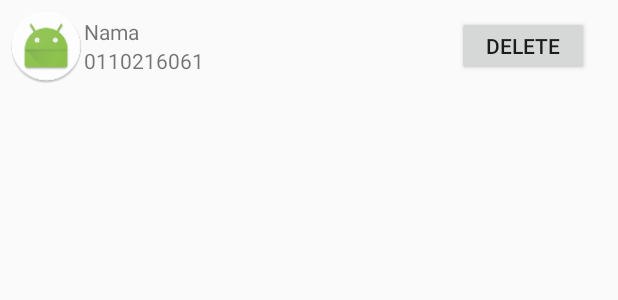
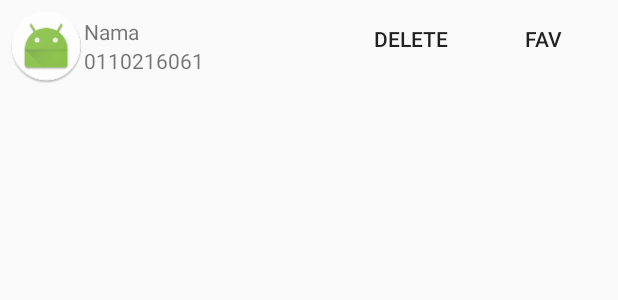
Before and after one commit to yukhijrah/umair_retrofit, an Android app: the layout item_mahasiswa.xml on its own in the app's theme, with its tools: preview values and no code run, on a phone screen of 412 x 824 dp. Shown: the top 300 px of the screen. Run offline under Robolectric (Android 15) with nearby library versions, the phone set to English and light mode, and no system bars.

Commit message:
sudah bisa add favorite

```diff
--- a/app/build.gradle
+++ b/app/build.gradle
@@ -30,8 +30,8 @@ dependencies {
     compile 'com.squareup.retrofit2:converter-gson:2.5.0'
     compile 'com.android.support.constraint:constraint-layout:1.0.2'
     compile 'com.android.support:design:26.+'
-    testCompile 'junit:junit:4.12'
     compile 'com.squareup.okhttp3:logging-interceptor:3.11.0'
     compile 'android.arch.persistence.room:runtime:1.1.1'
+    testCompile 'junit:junit:4.12'
     annotationProcessor 'android.arch.persistence.room:compiler:1.1.1'
 }
--- a/app/src/main/java/decloudius/app/portalti16/entity/Mahasiswa.java
+++ b/app/src/main/java/decloudius/app/portalti16/entity/Mahasiswa.java
@@ -30,6 +30,9 @@ public class Mahasiswa implements Serializable{
         return nim;
     }
 
+    public void setId(int id) {
+        this.id = id;
+    }
     public void setName(String name) {
         this.name = name;
     }
--- a/app/src/main/java/decloudius/app/portalti16/holder/MahasiswaHolder.java
+++ b/app/src/main/java/decloudius/app/portalti16/holder/MahasiswaHolder.java
@@ -17,12 +17,14 @@ public class MahasiswaHolder extends RecyclerView.ViewHolder {
     public TextView txtNama;
     public TextView txtNim;
     public Button btnDelete;
+    public Button btnFav;
 
     public MahasiswaHolder(View itemView){
         super(itemView);
         txtNama = (TextView) itemView.findViewById(R.id.txt_nama);
         txtNim = (TextView) itemView.findViewById(R.id.txt_nim);
         btnDelete = (Button) itemView.findViewById(R.id.btn_delete);
+        btnFav = (Button) itemView.findViewById(R.id.btn_fav);
 
     }
 }
--- a/app/src/main/res/layout/item_mahasiswa.xml
+++ b/app/src/main/res/layout/item_mahasiswa.xml
@@ -36,13 +36,29 @@
 
 
 </LinearLayout>
+
+<LinearLayout
+    android:layout_alignParentEnd="true"
+    android:layout_width="match_parent"
+    android:layout_height="wrap_content"
+    android:gravity="end"
+    android:orientation="horizontal">
+
     <Button
         android:id="@+id/btn_delete"
         android:layout_width="wrap_content"
         android:layout_height="40dp"
         android:text="Delete"
-            android:layout_centerVertical="true"
-            android:layout_alignParentEnd="true"
-            android:layout_marginEnd="13dp" />
+        android:background="@null"/>
+
+    <Button
+        android:id="@+id/btn_fav"
+        android:layout_width="wrap_content"
+        android:layout_height="40dp"
+        android:text="Fav"
+        android:background="@null"/>
+
+</LinearLayout>
+
 
 </RelativeLayout>
--- a/app/src/main/res/menu/menu_main.xml
+++ b/app/src/main/res/menu/menu_main.xml
@@ -8,4 +8,9 @@
         android:icon="@mipmap/ic_refresh"
         app:showAsAction="ifRoom"/>
 
+    <item
+        android:id="@+id/menu_fav"
+        android:title="Favorite"
+        android:icon="@mipmap/ic_favorite"
+        app:showAsAction="ifRoom"/>
 </menu>
```
Also changed, not shown: app/src/main/AndroidManifest.xml (+9 -5 lines), app/src/main/java/decloudius/app/portalti16/FavoriteActivity.java (+38 -0 lines), app/src/main/java/decloudius/app/portalti16/MainActivity.java (+11 -0 lines), app/src/main/java/decloudius/app/portalti16/adapter/MahasiswaAdapter.java (+9 -0 lines), app/src/main/java/decloudius/app/portalti16/data/MahasiswaRepository.java (+7 -1 lines), app/src/main/res/layout/activity_favorite.xml (+8 -3 lines). Lines whose indentation alone changed are shown as unchanged.
